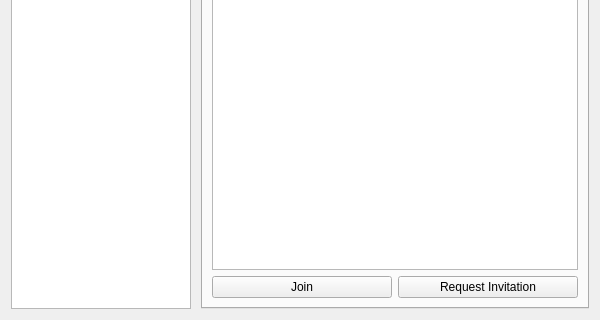
Old version of the form src/discovery-panel.ui in the repository named-data/ChronoChat; both pictures show x 0 to 600 and y 160 to 480 of the 600 by 480 pixel window.
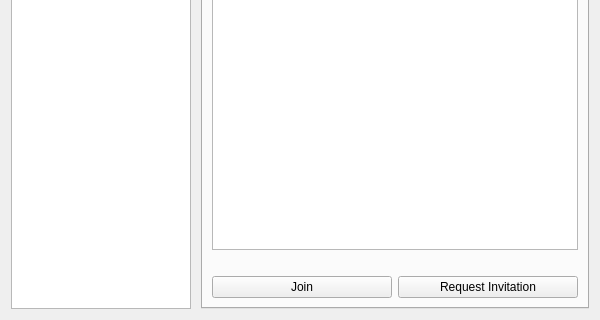
New version of the form.

Commit message: discovery: Add hierarchical model for chatroom invitation

Patch:
```diff
--- a/src/discovery-panel.ui
+++ b/src/discovery-panel.ui
@@ -59,11 +59,9 @@
         <attribute name="title">
          <string>General</string>
         </attribute>
-        <layout class="QVBoxLayout" name="verticalLayout_7">
+        <layout class="QHBoxLayout" name="horizontalLayout_6">
          <item>
-          <layout class="QVBoxLayout" name="verticalLayout_6" stretch="2">
-           <item>
-            <layout class="QVBoxLayout" name="verticalLayout">
+          <layout class="QVBoxLayout" name="verticalLayout_2">
              <item>
               <layout class="QHBoxLayout" name="horizontalLayout" stretch="35,100">
                <property name="spacing">
@@ -155,7 +153,7 @@
               </layout>
              </item>
              <item>
-              <layout class="QVBoxLayout" name="verticalLayout_3">
+            <layout class="QVBoxLayout" name="verticalLayout" stretch="0,0,0">
                <item>
                 <widget class="QListView" name="RosterList">
                   <property name="contextMenuPolicy">
@@ -169,6 +167,16 @@
                   </property>
                 </widget>
                </item>
+             <item>
+              <widget class="QLabel" name="InChatroomWarning">
+               <property name="enabled">
+                <bool>true</bool>
+               </property>
+               <property name="text">
+                <string/>
+               </property>
+              </widget>
+             </item>
                <item>
                 <layout class="QHBoxLayout" name="horizontalLayout_4">
                  <item>
@@ -190,8 +198,6 @@
                     <bool>false</bool>
                    </property>
                   </widget>
-                 </item>
-                </layout>
                </item>
               </layout>
              </item>
```
Lines whose indentation alone changed are shown as unchanged. The commit also changes 13 other files.
